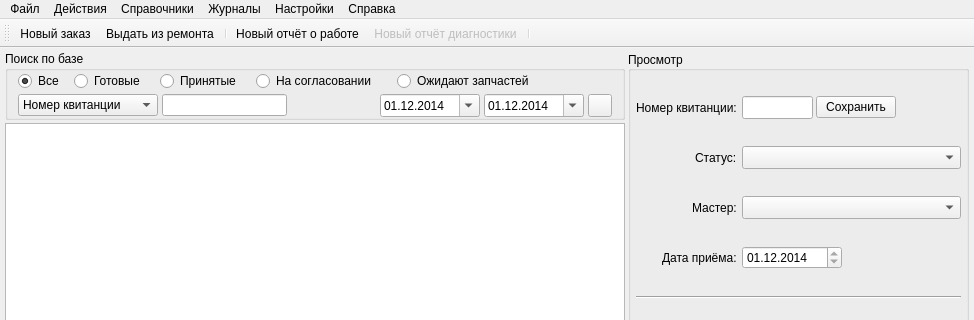
This is RepairCenter/mainwindow.ui in Feo-d-oR/YARC as Qt 5 draws it before an edit; both pictures show x 0 to 974 and y 0 to 320 of the 974 by 963 pixel window. The edited form follows.
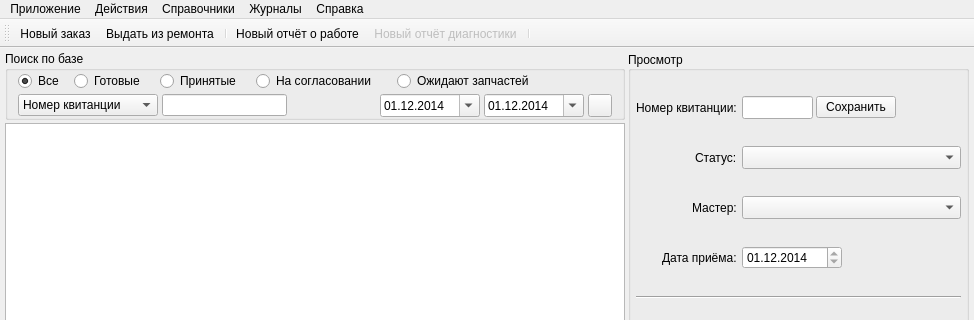
This is the edited form. Icons and pictures are not drawn.

The edit to the form file:
```diff
--- a/RepairCenter/mainwindow.ui
+++ b/RepairCenter/mainwindow.ui
@@ -981,12 +981,12 @@
      <x>0</x>
      <y>0</y>
      <width>974</width>
-     <height>21</height>
+     <height>20</height>
     </rect>
    </property>
-   <widget class="QMenu" name="file">
+   <widget class="QMenu" name="app">
     <property name="title">
-     <string>Файл</string>
+     <string>Приложение</string>
     </property>
     <addaction name="mInit"/>
     <addaction name="separator"/>
@@ -1002,21 +1002,14 @@
     <addaction name="mNewWorkReport"/>
     <addaction name="mNewDiagReport"/>
    </widget>
-   <widget class="QMenu" name="settings">
-    <property name="title">
-     <string>Настройки</string>
-    </property>
-    <addaction name="mSelectdb"/>
-    <addaction name="mCreatedb"/>
-   </widget>
-   <widget class="QMenu" name="reference">
+   <widget class="QMenu" name="help">
     <property name="title">
      <string>Справка</string>
     </property>
     <addaction name="separator"/>
     <addaction name="mAbout"/>
    </widget>
-   <widget class="QMenu" name="menu">
+   <widget class="QMenu" name="catalogs">
     <property name="title">
      <string>Справочники</string>
     </property>
@@ -1030,19 +1023,18 @@
     <addaction name="separator"/>
     <addaction name="mConstants"/>
    </widget>
-   <widget class="QMenu" name="menu_2">
+   <widget class="QMenu" name="journals">
     <property name="title">
      <string>Журналы</string>
     </property>
     <addaction name="mJrnWorkReports"/>
     <addaction name="mJrnDiagReports"/>
    </widget>
-   <addaction name="file"/>
+   <addaction name="app"/>
    <addaction name="actions"/>
-   <addaction name="menu"/>
-   <addaction name="menu_2"/>
-   <addaction name="settings"/>
-   <addaction name="reference"/>
+   <addaction name="catalogs"/>
+   <addaction name="journals"/>
+   <addaction name="help"/>
   </widget>
   <widget class="QToolBar" name="mainToolBar">
    <attribute name="toolBarArea">
```
Left out of the diff: 26 changed lines with no effect on the pictures.
